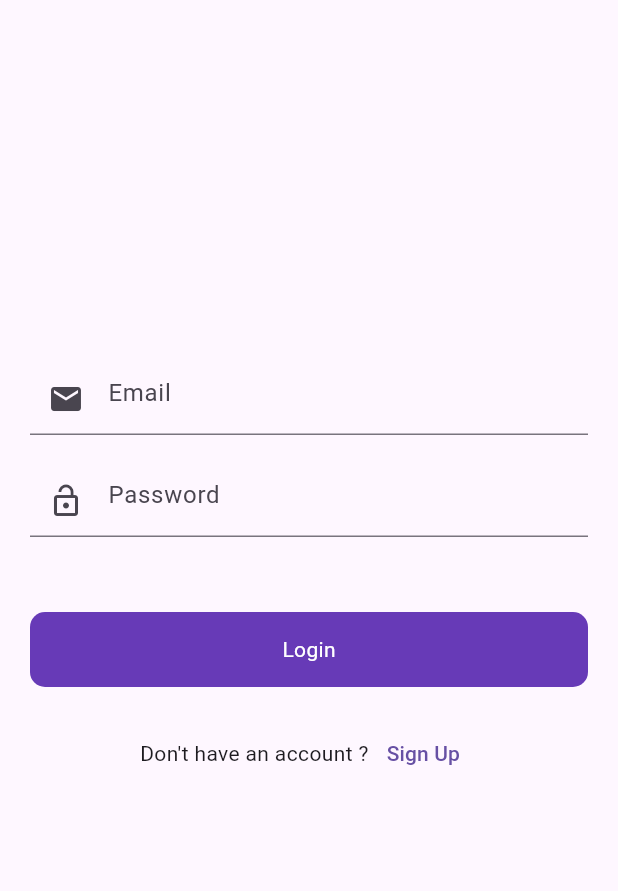
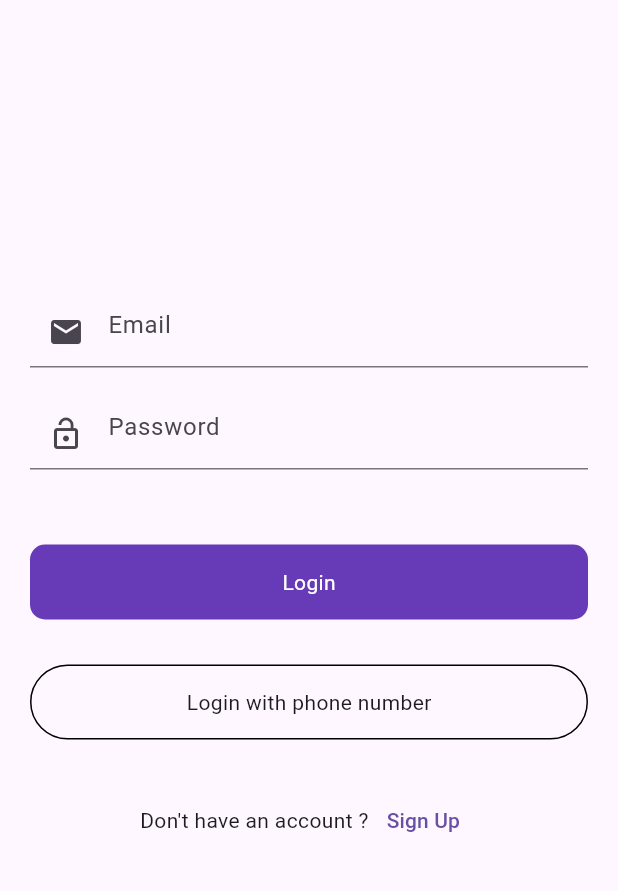
Before and after one commit to Usaid-Dev/firebase, a Flutter app: the PostScreen screen opened directly, after a tap on the "logout" icon, on a phone screen of 412 x 824 dp, the part 84-975 px from its top. Run offline on Flutter 3.47's test engine with Material 3 defaults, Android fonts, the phone set to English and light mode, and no system bars; our stand-ins replace firebase_auth, firebase_core, fluttertoast; accounts and stored records are empty.

Commit message:
Created Login With PhoneNumber Button

```diff
--- a/lib/Ui/auth/login_screen.dart
+++ b/lib/Ui/auth/login_screen.dart
@@ -1,3 +1,4 @@
+import 'package:firebase/Ui/auth/login_with_phone_number.dart';
 import 'package:firebase/Ui/auth/signup_screen.dart';
 import 'package:firebase/utils/utils.dart';
 import 'package:firebase/widgets/round_button.dart';
@@ -135,7 +136,32 @@ class _LoginScreenState extends State<LoginScreen> {
               },
             ),
             const SizedBox(
-              height: 20,
+              height: 30,
+            ),
+            InkWell(
+              onTap: () {
+                Navigator.push(
+                  context,
+                  MaterialPageRoute(
+                    builder: (context) => const LoginWithPhoneNumber(),
+                  ),
+                );
+              },
+              child: Container(
+                height: 50,
+                decoration: BoxDecoration(
+                  borderRadius: BorderRadius.circular(50),
+                  border: Border.all(
+                    color: Colors.black,
+                  ),
+                ),
+                child: const Center(
+                  child: Text('Login with phone number'),
+                ),
+              ),
+            ),
+            const SizedBox(
+              height: 30,
             ),
             Row(
               mainAxisAlignment: MainAxisAlignment.center,
@@ -153,7 +179,7 @@ class _LoginScreenState extends State<LoginScreen> {
                   child: const Text('Sign Up'),
                 )
               ],
-            )
+            ),
           ],
         ),
       ),
--- a/lib/Ui/auth/signup_screen.dart
+++ b/lib/Ui/auth/signup_screen.dart
@@ -2,7 +2,6 @@ import 'package:firebase/Ui/auth/login_screen.dart';
 import 'package:firebase/utils/utils.dart';
 import 'package:firebase/widgets/round_button.dart';
 import 'package:firebase_auth/firebase_auth.dart';
-import 'package:firebase_core/firebase_core.dart';
 import 'package:flutter/material.dart';
 
 class SignUpScreen extends StatefulWidget {
@@ -153,7 +152,7 @@ class _SignUpScreenState extends State<SignUpScreen> {
                   child: const Text('Login'),
                 )
               ],
-            )
+            ),
           ],
         ),
       ),
--- a/lib/Ui/posts/post_screen.dart
+++ b/lib/Ui/posts/post_screen.dart
@@ -17,7 +17,7 @@ class _PostScreenState extends State<PostScreen> {
     return Scaffold(
       appBar: AppBar(
         automaticallyImplyLeading: false,
-        title: Text('Post Screen'),
+        title: const Text('Post Screen'),
         centerTitle: true,
         actions: [
           IconButton(
@@ -26,16 +26,16 @@ class _PostScreenState extends State<PostScreen> {
                 Navigator.push(
                   context,
                   MaterialPageRoute(
-                    builder: (context) => LoginScreen(),
+                    builder: (context) => const LoginScreen(),
                   ),
                 );
               }).onError((error, stackTrace) {
                 Utils().toastMessage(error.toString());
               });
             },
-            icon: Icon(Icons.logout),
+            icon: const Icon(Icons.logout),
           ),
-          SizedBox(
+          const SizedBox(
             width: 10,
           )
         ],
```
Also changed, not shown: lib/Ui/auth/login_with_phone_number.dart (added, +22 -0 lines), lib/Ui/auth/verify_code.dart (added, +22 -0 lines).
